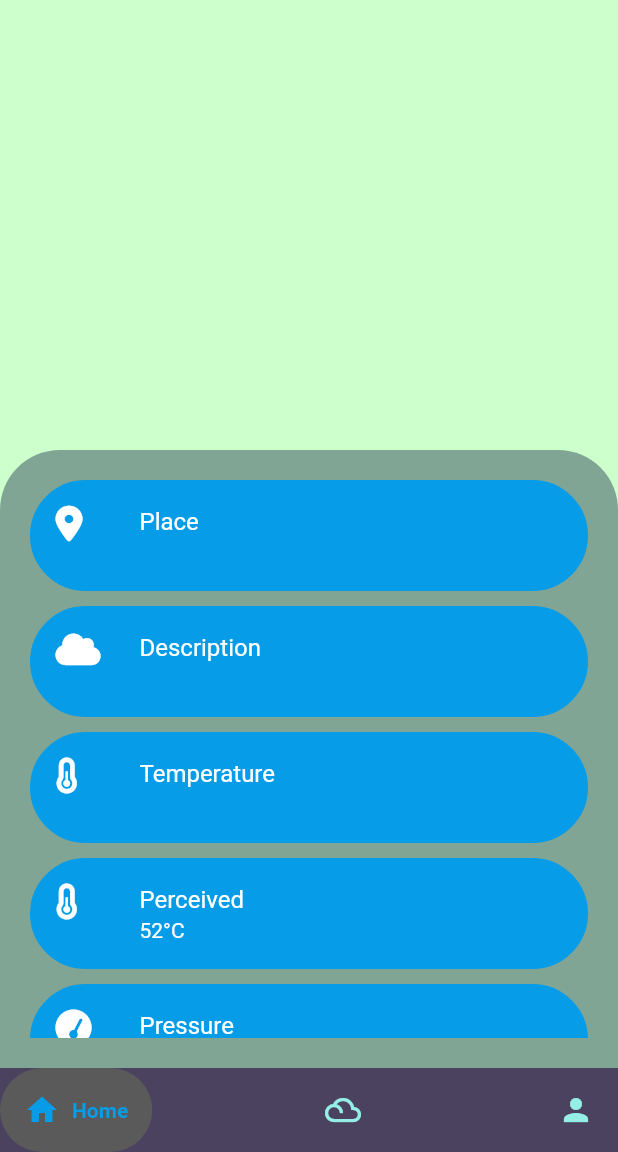
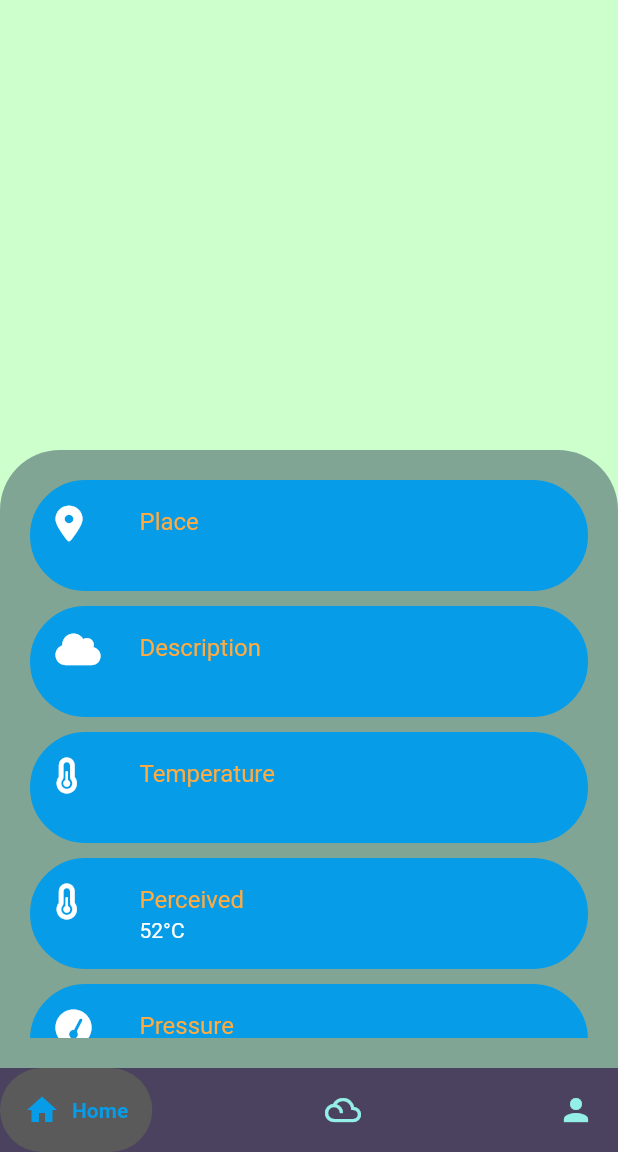
Before and after one commit to ninahonyango/Weather-App, a Flutter app: the screen it shows after launch, on a phone screen of 412 x 824 dp, the part 84-1236 px from its top. Run offline on Flutter 3.47's test engine with Material 2 defaults, Android fonts, the phone set to English and light mode, and no system bars; drawn by our look-alikes of google_nav_bar; our stand-ins replace animated_splash_screen, font_awesome_flutter, geolocator; network calls fail.

Commit message:
modified profile.dart to default

```diff
--- a/lib/home2.dart
+++ b/lib/home2.dart
@@ -135,7 +135,7 @@ class _homePageState extends State<homePage> {
                       color: Colors.white,
                       FontAwesomeIcons.locationDot),
                     title: Text(
-                        style: TextStyle(color: Colors.white),
+                      style: TextStyle(color: Colors.orangeAccent),
                       'Place',
                       // style: TextStyle(color: Colors.black),
                       ),
@@ -158,7 +158,7 @@ class _homePageState extends State<homePage> {
                       color: Colors.white,
                       FontAwesomeIcons.cloud),
                     title: Text(
-                      style: TextStyle(color: Colors.white),
+                      style: TextStyle(color: Colors.orangeAccent),
                       'Description',
                       ),
                     subtitle: Text(
@@ -180,7 +180,7 @@ class _homePageState extends State<homePage> {
                     leading: FaIcon(
                         color: Colors.white,FontAwesomeIcons.temperatureHalf),
                     title: Text(
-                        style: TextStyle(color: Colors.white),
+                        style: TextStyle(color: Colors.orangeAccent),
                       'Temperature',
                       // style: TextStyle(color: Colors.black),
                       ),
@@ -202,7 +202,7 @@ class _homePageState extends State<homePage> {
                     leading: FaIcon(
                         color: Colors.white,FontAwesomeIcons.temperatureHalf),
                     title: Text(
-                        style: TextStyle(color: Colors.white),
+                      style: TextStyle(color: Colors.orangeAccent),
                       'Perceived',
                       // style: TextStyle(color: Colors.black),
                       ),
@@ -224,7 +224,7 @@ class _homePageState extends State<homePage> {
                     leading: FaIcon(
                         color: Colors.white,FontAwesomeIcons.tachometer),
                     title: Text(
-                        style: TextStyle(color: Colors.white),
+                      style: TextStyle(color: Colors.orangeAccent),
                       'Pressure',
                       // style: TextStyle(color: Colors.black),
                       ),
@@ -246,7 +246,7 @@ class _homePageState extends State<homePage> {
                     leading: FaIcon(
                         color: Colors.white,FontAwesomeIcons.tint),
                     title: Text(
-                        style: TextStyle(color: Colors.white),
+                      style: TextStyle(color: Colors.orangeAccent),
                       'Humidity',
                       // style: TextStyle(color: Colors.black),
                       ),
--- a/lib/main.dart
+++ b/lib/main.dart
@@ -45,7 +45,8 @@ class _MyAppState extends State<MyApp> {
         splash: Image.asset('assets/weather2.png'),
        nextScreen: HomePage(),
        splashTransition: SplashTransition.decoratedBoxTransition,
-       backgroundColor: Colors.redAccent,
+       backgroundColor: Color.fromARGB(255, 148, 239, 231),
+
 
       ),
     );
```
Also changed, not shown: lib/profile.dart (+8 -10 lines), lib/weather.dart (+6 -6 lines).
